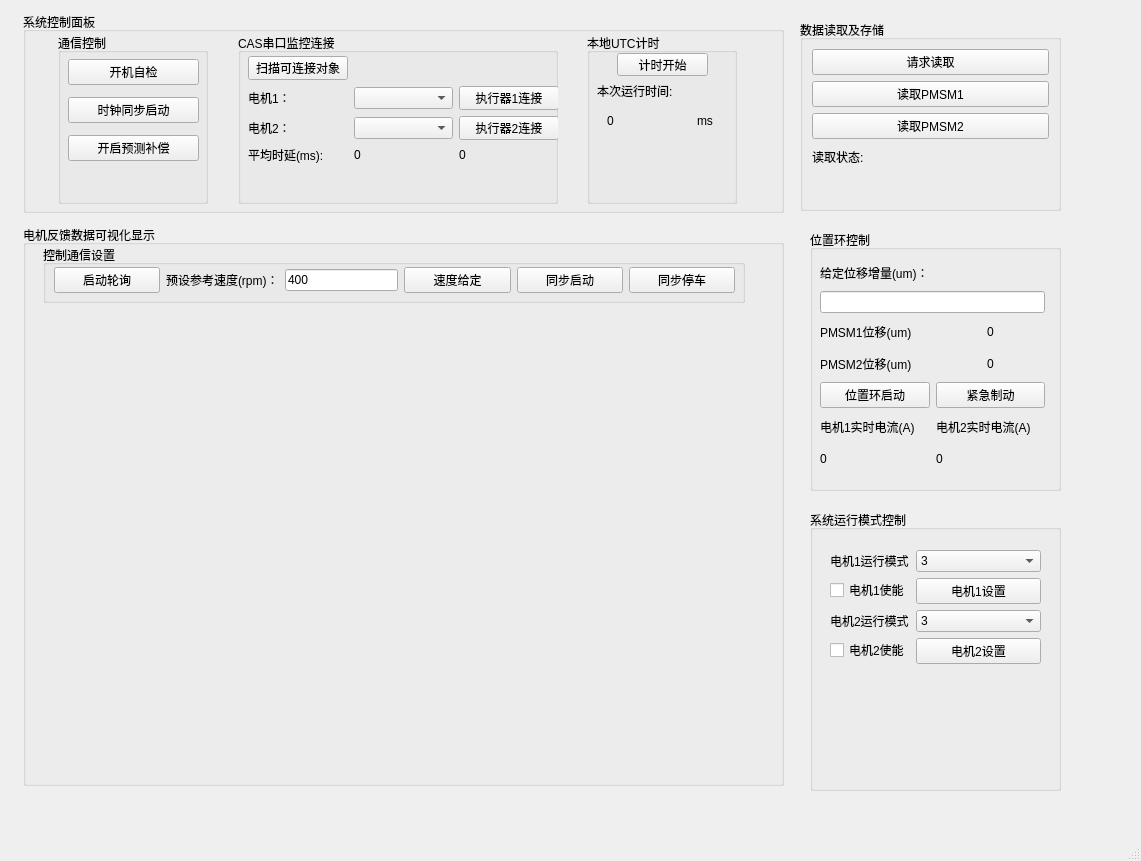
First picture: the form in mainwindow.ui, repository whitekiteoversea/PCSyncController, before the edit.
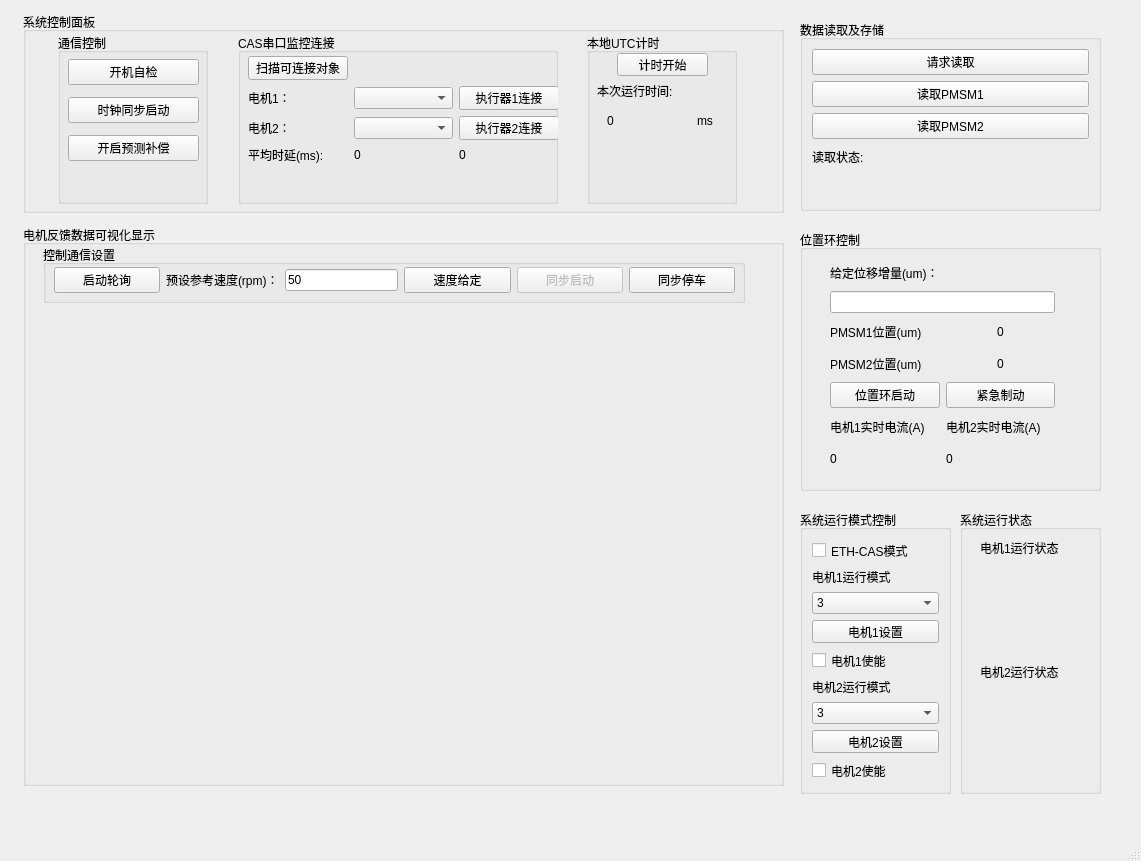
Second picture: the form after the edit. Custom widgets are drawn as their Qt base class.

Commit message:
NEW: V1.1 支持查询CAS和简单同步控制，支持读取并显示CAS上传反馈位移数据
配合下位机 singleALL分支 V1.1之后版本CAS单板程序使用

Patch:
```diff
--- a/mainwindow.ui
+++ b/mainwindow.ui
@@ -128,7 +128,7 @@
              </size>
             </property>
             <property name="text">
-             <string>400</string>
+             <string>50</string>
             </property>
            </widget>
           </item>
@@ -141,6 +141,9 @@
           </item>
           <item row="0" column="4">
            <widget class="QPushButton" name="synStart">
+            <property name="enabled">
+             <bool>false</bool>
+            </property>
             <property name="text">
              <string>同步启动</string>
             </property>
@@ -505,7 +508,7 @@
      <rect>
       <x>800</x>
       <y>20</y>
-      <width>261</width>
+      <width>301</width>
       <height>191</height>
      </rect>
     </property>
@@ -577,9 +580,9 @@
    <widget class="QGroupBox" name="groupBox_8">
     <property name="geometry">
      <rect>
-      <x>810</x>
+      <x>800</x>
       <y>230</y>
-      <width>251</width>
+      <width>301</width>
       <height>261</height>
      </rect>
     </property>
@@ -607,7 +610,7 @@
     <widget class="QWidget" name="layoutWidget">
      <property name="geometry">
       <rect>
-       <x>10</x>
+       <x>30</x>
        <y>30</y>
        <width>225</width>
        <height>211</height>
@@ -648,7 +651,7 @@
       <item row="2" column="0">
        <widget class="QLabel" name="label_26">
         <property name="text">
-         <string>PMSM1位移(um)</string>
+         <string>PMSM1位置(um)</string>
         </property>
        </widget>
       </item>
@@ -665,7 +668,7 @@
       <item row="3" column="0">
        <widget class="QLabel" name="label_27">
         <property name="text">
-         <string>PMSM2位移(um)</string>
+         <string>PMSM2位置(um)</string>
         </property>
        </widget>
       </item>
@@ -706,10 +709,10 @@
    <widget class="QGroupBox" name="groupBox_9">
     <property name="geometry">
      <rect>
-      <x>810</x>
+      <x>800</x>
       <y>510</y>
-      <width>251</width>
-      <height>281</height>
+      <width>151</width>
+      <height>284</height>
      </rect>
     </property>
     <property name="sizePolicy">
@@ -733,24 +736,22 @@
     <property name="title">
      <string>系统运行模式控制</string>
     </property>
-    <widget class="QWidget" name="">
-     <property name="geometry">
-      <rect>
-       <x>20</x>
-       <y>40</y>
-       <width>211</width>
-       <height>141</height>
-      </rect>
-     </property>
-     <layout class="QFormLayout" name="formLayout">
-      <item row="0" column="0">
+    <layout class="QVBoxLayout" name="verticalLayout_2">
+     <item>
+      <widget class="QCheckBox" name="ETHMode">
+       <property name="text">
+        <string>ETH-CAS模式</string>
+       </property>
+      </widget>
+     </item>
+     <item>
        <widget class="QLabel" name="label_31">
         <property name="text">
          <string>电机1运行模式</string>
         </property>
        </widget>
       </item>
-      <item row="0" column="1">
+     <item>
        <widget class="QComboBox" name="comboBox_3">
         <property name="editable">
          <bool>false</bool>
@@ -777,28 +778,31 @@
         </item>
        </widget>
       </item>
-      <item row="1" column="0">
-       <widget class="QCheckBox" name="checkBox">
-        <property name="text">
-         <string>电机1使能</string>
-        </property>
-       </widget>
-      </item>
-      <item row="1" column="1">
+     <item>
        <widget class="QPushButton" name="StorePMSM2_2">
         <property name="text">
          <string>电机1设置</string>
         </property>
        </widget>
       </item>
-      <item row="2" column="0">
+     <item>
+      <widget class="QCheckBox" name="checkBox">
+       <property name="text">
+        <string>电机1使能</string>
+       </property>
+       <property name="tristate">
+        <bool>true</bool>
+       </property>
+      </widget>
+     </item>
+     <item>
        <widget class="QLabel" name="label_32">
         <property name="text">
          <string>电机2运行模式</string>
         </property>
        </widget>
       </item>
-      <item row="2" column="1">
+     <item>
        <widget class="QComboBox" name="comboBox_4">
         <item>
          <property name="text">
@@ -822,21 +826,103 @@
         </item>
        </widget>
       </item>
-      <item row="3" column="0">
-       <widget class="QCheckBox" name="checkBox_2">
-        <property name="text">
-         <string>电机2使能</string>
-        </property>
-       </widget>
-      </item>
-      <item row="3" column="1">
+     <item>
        <widget class="QPushButton" name="StorePMSM2_3">
         <property name="text">
          <string>电机2设置</string>
         </property>
        </widget>
       </item>
-     </layout>
+     <item>
+      <widget class="QCheckBox" name="checkBox_2">
+       <property name="text">
+        <string>电机2使能</string>
+       </property>
+      </widget>
+     </item>
+    </layout>
+   </widget>
+   <widget class="QGroupBox" name="groupBox_10">
+    <property name="geometry">
+     <rect>
+      <x>960</x>
+      <y>510</y>
+      <width>141</width>
+      <height>284</height>
+     </rect>
+    </property>
+    <property name="sizePolicy">
+     <sizepolicy hsizetype="Expanding" vsizetype="Expanding">
+      <horstretch>0</horstretch>
+      <verstretch>0</verstretch>
+     </sizepolicy>
+    </property>
+    <property name="minimumSize">
+     <size>
+      <width>120</width>
+      <height>261</height>
+     </size>
+    </property>
+    <property name="baseSize">
+     <size>
+      <width>120</width>
+      <height>261</height>
+     </size>
+    </property>
+    <property name="title">
+     <string>系统运行状态</string>
+    </property>
+    <widget class="QLabel" name="label_33">
+     <property name="geometry">
+      <rect>
+       <x>20</x>
+       <y>30</y>
+       <width>80</width>
+       <height>16</height>
+      </rect>
+     </property>
+     <property name="text">
+      <string>电机1运行状态</string>
+     </property>
+    </widget>
+    <widget class="QLabel" name="label_34">
+     <property name="geometry">
+      <rect>
+       <x>20</x>
+       <y>154</y>
+       <width>80</width>
+       <height>16</height>
+      </rect>
+     </property>
+     <property name="text">
+      <string>电机2运行状态</string>
+     </property>
+    </widget>
+    <widget class="QLabel" name="PMSM1STA">
+     <property name="geometry">
+      <rect>
+       <x>20</x>
+       <y>60</y>
+       <width>80</width>
+       <height>16</height>
+      </rect>
+     </property>
+     <property name="text">
+      <string/>
+     </property>
+    </widget>
+    <widget class="QLabel" name="PMSM2STA">
+     <property name="geometry">
+      <rect>
+       <x>20</x>
+       <y>190</y>
+       <width>80</width>
+       <height>16</height>
+      </rect>
+     </property>
+     <property name="text">
+      <string/>
+     </property>
     </widget>
    </widget>
   </widget>
```
Left out of the diff: 4 changed lines with no effect on the pictures. Lines whose indentation alone changed are shown as unchanged. The commit also changes 8 other files.
